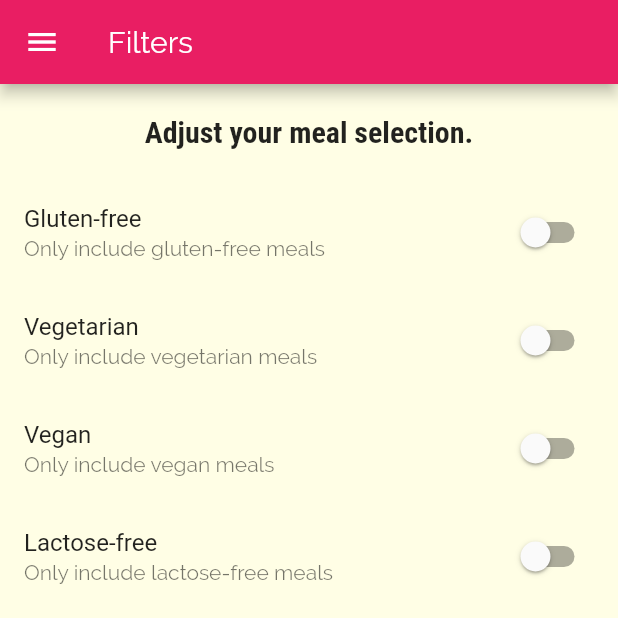
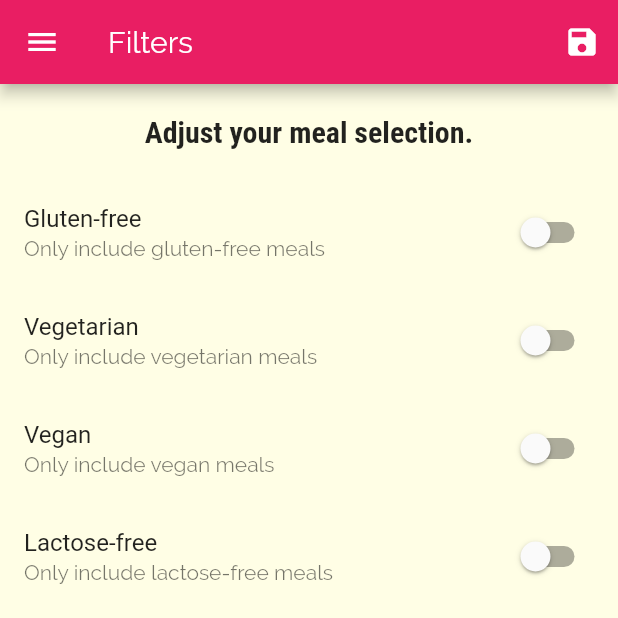
Before and after one commit to Mark-DSouza/RecipeApp, a Flutter app: the FiltersScreen screen opened by its route, on a phone screen of 412 x 824 dp, the top half of it. Run offline on Flutter 3.47's test engine with Material 2 defaults, Android fonts, the phone set to English and light mode, and no system bars.

Commit message:
Add filter screen logic

```diff
--- a/lib/main.dart
+++ b/lib/main.dart
@@ -1,16 +1,54 @@
 import 'package:flutter/material.dart';
+import './dummy_data.dart';
 
 import './screens/category_meals_screen.dart';
 import './screens/categories_screen.dart';
 import './screens/meal_detail_screen.dart';
 import './screens/tabs_screen.dart';
 import './screens/filters_screen.dart';
+import './models/meal.dart';
 
 void main() {
   runApp(MyApp());
 }
 
-class MyApp extends StatelessWidget {
+class MyApp extends StatefulWidget {
+  @override
+  _MyAppState createState() => _MyAppState();
+}
+
+class _MyAppState extends State<MyApp> {
+  Map<String, bool> _filters = {
+    'gluten': false,
+    'lactose': false,
+    'vegan': false,
+    'vegetarian': false,
+  };
+
+  List<Meal> _availableMeals = DUMMY_MEALS;
+
+  void _setFilters(Map<String, bool> filterData) {
+    setState(() {
+      _filters = filterData;
+
+      _availableMeals = DUMMY_MEALS.where((meal) {
+        if (_filters['gluten'] && !meal.isGlutenFree) {
+          return false;
+        }
+        if (_filters['lactose'] && !meal.isLactoseFree) {
+          return false;
+        }
+        if (_filters['vegan'] && !meal.isVegan) {
+          return false;
+        }
+        if (_filters['vegetarian'] && !meal.isVegetarian) {
+          return false;
+        }
+        return true;
+      }).toList();
+    });
+  }
+
   @override
   Widget build(BuildContext context) {
     return MaterialApp(
@@ -39,9 +77,9 @@ class MyApp extends StatelessWidget {
       routes: {
         // '/': (ctx) => CategoryScreen(),
         '/': (ctx) => TabsScreen(),
-        CategoryMealsScreen.routeName: (ctx) => CategoryMealsScreen(),
+        CategoryMealsScreen.routeName: (ctx) => CategoryMealsScreen(_availableMeals),
         MealDetailScreen.routeName: (ctx) => MealDetailScreen(),
-        FiltersScreen.routeName: (ctx) => FiltersScreen(),
+        FiltersScreen.routeName: (ctx) => FiltersScreen(_filters, _setFilters),
       },
       // onGenerateRoute: (settings) {
       //   print(settings.arguments);
--- a/lib/screens/filters_screen.dart
+++ b/lib/screens/filters_screen.dart
@@ -1,19 +1,32 @@
-
 import 'package:flutter/material.dart';
 import '../widgets/main_drawer.dart';
 
 class FiltersScreen extends StatefulWidget {
   static const routeName = '/filters';
 
+  final Function saveFilters;
+  final Map<String, bool> currentFilters;
+
+  FiltersScreen(this.currentFilters, this.saveFilters);
+
   @override
   _FiltersScreenState createState() => _FiltersScreenState();
 }
 
 class _FiltersScreenState extends State<FiltersScreen> {
-  var _glutenFree = false;
-  var _vegetarian = false;
-  var _vegan = false;
-  var _lactoseFree = false;
+  bool _glutenFree;
+  bool _vegetarian;
+  bool _vegan;
+  bool _lactoseFree;
+
+  @override
+  void initState() {
+    super.initState();
+    _glutenFree = widget.currentFilters['gluten'];
+    _vegetarian = widget.currentFilters['vegetarian'];
+    _vegan = widget.currentFilters['vegan'];
+    _lactoseFree = widget.currentFilters['lactose'];
+  }
 
   Widget _buildListViewTile(
       String title, String subtitle, bool currentValue, Function updateValue) {
@@ -28,9 +41,19 @@ class _FiltersScreenState extends State<FiltersScreen> {
   @override
   Widget build(BuildContext context) {
     return Scaffold(
-        appBar: AppBar(
-          title: Text('Filters'),
-        ),
+      appBar: AppBar(title: Text('Filters'), actions: [
+        IconButton(
+            icon: Icon(Icons.save),
+            onPressed: () {
+              final selectedFilters = {
+                'gluten': _glutenFree,
+                'lactose': _lactoseFree,
+                'vegan': _vegan,
+                'vegetarian': _vegetarian,
+              };
+              widget.saveFilters(selectedFilters);
+            }),
+      ]),
       drawer: MainDrawer(),
       body: Column(
         children: [
@@ -87,6 +110,7 @@ class _FiltersScreenState extends State<FiltersScreen> {
             ],
           ))
         ],
-        ));
+      ),
+    );
   }
 }
```
Also changed, not shown: lib/screens/category_meals_screen.dart (+5 -2 lines). Lines whose indentation alone changed are shown as unchanged.
